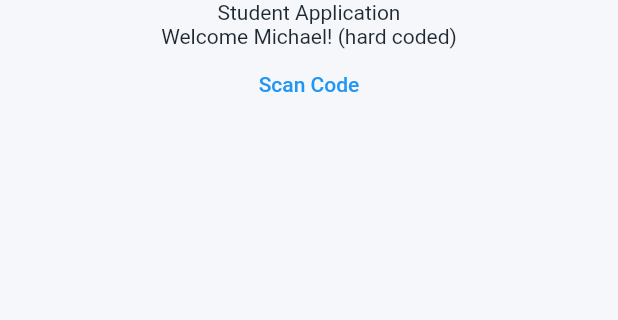
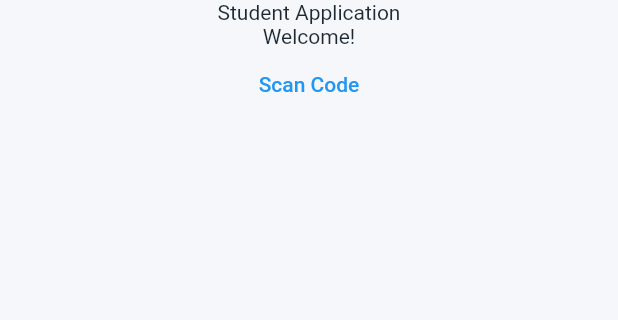
Before and after one commit to omarnassif98/EZ-Presence, a Flutter app: the SecondRoute screen opened directly, on a phone screen of 412 x 824 dp, the part 612-932 px from its top. Run offline on Flutter 3.47's test engine with Material 2 defaults, Android fonts, the phone set to English and light mode, and no system bars; our stand-ins replace cloud_firestore, firebase_auth, firebase_core, firebase_database; missing offline and left inert: qr_code_scanner; accounts and stored records are empty.

Commit message:
Started styling login page

```diff
--- a/ezpresence_mobile/lib/main.dart
+++ b/ezpresence_mobile/lib/main.dart
@@ -31,21 +31,12 @@ class _AppState extends State<App> {
 }
 
 class MyApp extends StatelessWidget {
-  // This widget is the root of your application.
+  // This widget is the root of application.
   @override
   Widget build(BuildContext context) {
     return MaterialApp(
       title: 'Flutter Demo',
       theme: ThemeData(
-        // This is the theme of your application.
-        //
-        // Try running your application with "flutter run". You'll see the
-        // application has a blue toolbar. Then, without quitting the app, try
-        // changing the primarySwatch below to Colors.green and then invoke
-        // "hot reload" (press "r" in the console where you ran "flutter run",
-        // or simply save your changes to "hot reload" in a Flutter IDE).
-        // Notice that the counter didn't reset back to zero; the application
-        // is not restarted.
         primarySwatch: AppColor.indigo,
         canvasColor: AppColor.white,
         primaryTextTheme: Theme.of(context).textTheme.apply(
@@ -130,6 +121,8 @@ class _MyHomePageState extends State<MyHomePage> {
           children: <Widget>[
             Text(
               'EZPresence',
+              textAlign: TextAlign.center,
+              textScaleFactor: 4.0,
             ),
             Text(
               'Student Application',
@@ -192,7 +185,7 @@ class SecondRoute extends StatelessWidget {
               'Student Application',
             ),
             Text(
-              'Welcome Michael! (hard coded)',
+              'Welcome!',
             ),
             TextButton(
               style: ButtonStyle(
```
